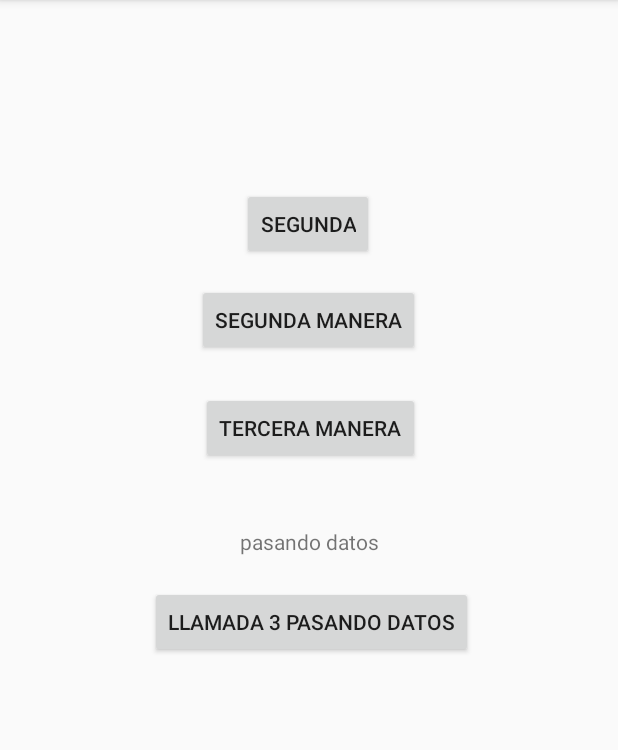
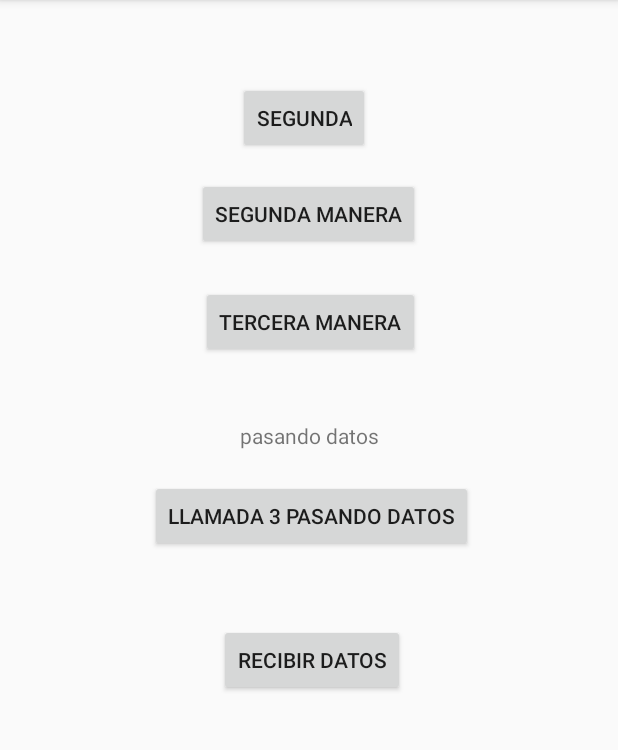
Before and after one commit to jvifdz/PruebaIntents, an Android app: the screen it shows after launch (MainActivity), on a phone screen of 412 x 824 dp, the part 84-834 px from its top. Run offline under Robolectric (Android 15) with nearby library versions, the phone set to English and light mode, and no system bars.

Commit message:
Actividad devolviendo datos

```diff
--- a/app/src/main/AndroidManifest.xml
+++ b/app/src/main/AndroidManifest.xml
@@ -9,6 +9,8 @@
             android:roundIcon="@mipmap/ic_launcher_round"
             android:supportsRtl="true"
             android:theme="@style/AppTheme">
+        <activity android:name=".ActividadRecibiendoDatos">
+        </activity>
         <activity android:name=".ActividadPasandoDatos">
         </activity>
         <activity android:name=".MainActivity2">
--- a/app/src/main/res/layout/activity_main.xml
+++ b/app/src/main/res/layout/activity_main.xml
@@ -13,8 +13,8 @@
             app:layout_constraintEnd_toEndOf="parent" app:layout_constraintStart_toStartOf="parent"
             app:layout_constraintTop_toTopOf="parent"
             app:layout_constraintBottom_toBottomOf="parent"
-            android:onClick="siguiente" app:layout_constraintHorizontal_bias="0.498"
-            app:layout_constraintVertical_bias="0.174"/>
+            android:onClick="siguiente" app:layout_constraintHorizontal_bias="0.489"
+            app:layout_constraintVertical_bias="0.076"/>
     <Button
             android:text="Segunda manera"
             android:layout_width="wrap_content"
@@ -44,5 +44,12 @@
             app:layout_constraintTop_toBottomOf="@+id/textView3" app:layout_constraintEnd_toEndOf="parent"
             app:layout_constraintStart_toStartOf="parent" android:layout_marginTop="20dp"
             app:layout_constraintHorizontal_bias="0.507" android:onClick="siguiente4"/>
+    <Button
+            android:text="Recibir datos"
+            android:layout_width="wrap_content"
+            android:layout_height="wrap_content" android:id="@+id/button6"
+            app:layout_constraintEnd_toEndOf="parent" app:layout_constraintStart_toStartOf="parent"
+            app:layout_constraintTop_toBottomOf="@+id/button5" android:layout_marginTop="48dp"
+            app:layout_constraintHorizontal_bias="0.507" android:onClick="siguiente5"/>
 
 </androidx.constraintlayout.widget.ConstraintLayout>
```
Also changed, not shown: app/src/main/java/com/example/pruebaintents/ActividadRecibiendoDatos.java (added, +34 -0 lines), app/src/main/java/com/example/pruebaintents/MainActivity.java (+22 -0 lines), app/src/main/res/layout/activity_actividad_recibiendo_datos.xml (added, +27 -0 lines).
